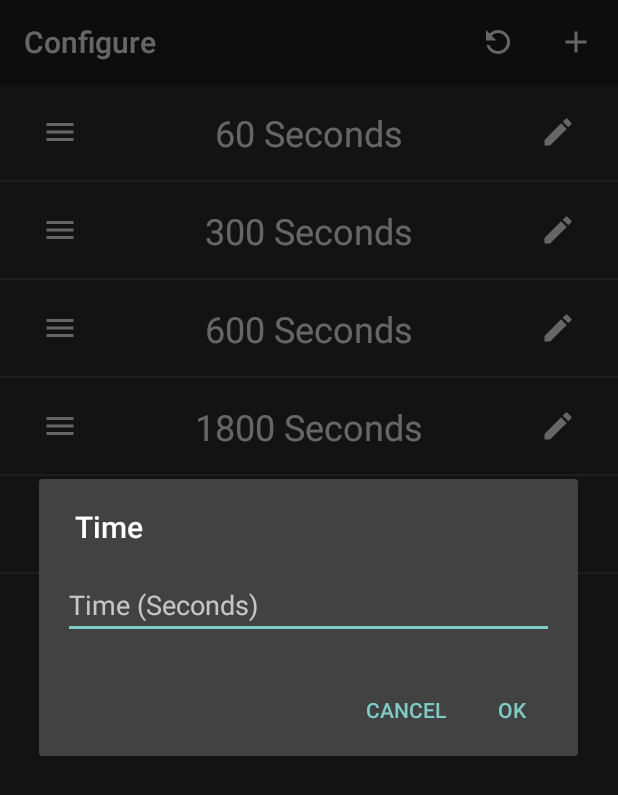
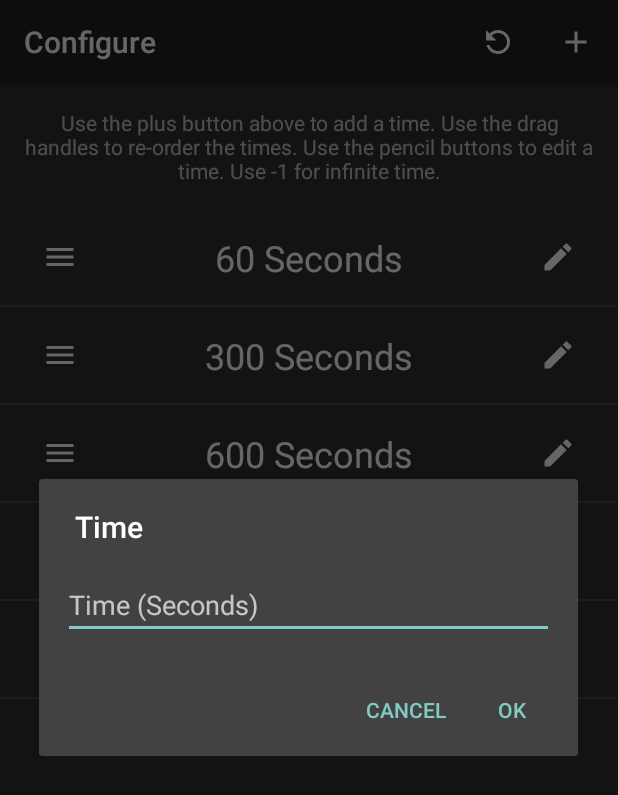
Before and after one commit to pwony/Insomnia, an Android app: the TimesConfigureActivity screen opened directly, with no data from a screen before it, after a tap on "Add Time", on a phone screen of 412 x 824 dp. Shown: the top 795 px of the screen. Run offline under Robolectric (Android 15) with nearby library versions, the phone set to English and light mode, and no system bars.

Commit message:
Fix bug in infinite time and make sure timer stops when changing times

```diff
--- a/app/src/main/java/com/zacharee1/insomnia/App.kt
+++ b/app/src/main/java/com/zacharee1/insomnia/App.kt
@@ -109,6 +109,7 @@ class App : Application(), SharedPreferences.OnSharedPreferenceChangeListener {
         currentState = STATE_OFF
         currentTime = TIME_OFF
 
+        stopCountDown()
         broadcastUpdate()
     }
 
@@ -120,13 +121,12 @@ class App : Application(), SharedPreferences.OnSharedPreferenceChangeListener {
     }
 
     fun setToState(time: Int) {
-        stopCountDown()
-
         setToState(states[time])
     }
 
     fun setToState(state: WakeState?) {
         val newState = state ?: STATE_OFF
+        disable()
         currentTime = getStateIndexByTime(newState.time)
         currentState = newState
 
@@ -148,10 +148,6 @@ class App : Application(), SharedPreferences.OnSharedPreferenceChangeListener {
                 makeCountDown(newState.time)
             }
         }
-    }
-
-    fun setToTime(time: Long) {
-        setToState(getStateIndexByTime(time))
     }
 
     fun getStateIndexByTime(time: Long): Int {
--- a/app/src/main/java/com/zacharee1/insomnia/util/TimeAdapter.kt
+++ b/app/src/main/java/com/zacharee1/insomnia/util/TimeAdapter.kt
@@ -121,7 +121,8 @@ class TimeAdapter(private val context: Context, private val dragCallback: DragCa
             setView(view)
 
             setButton(AlertDialog.BUTTON_POSITIVE, context.resources.getText(android.R.string.ok)) { _, _ ->
-                timeSelectedListener?.newTime(textBox.text.toString().toLong() * 1000)
+                val time = textBox.text.toString().toLong()
+                timeSelectedListener?.newTime(if (time < 0) time else time * 1000)
             }
             setButton(AlertDialog.BUTTON_NEGATIVE, context.resources.getText(android.R.string.cancel)) { _, _ ->
                 cancel()
--- a/app/src/main/res/layout/activity_time_configure.xml
+++ b/app/src/main/res/layout/activity_time_configure.xml
@@ -12,14 +12,31 @@
         android:background="?colorPrimary"
         android:elevation="4dp"
         android:theme="@style/ThemeOverlay.AppCompat.ActionBar"
-        app:popupTheme="@style/ThemeOverlay.AppCompat.Dark" />
+        app:popupTheme="@style/ThemeOverlay.AppCompat.Dark"
+        />
+
+    <TextView
+        android:id="@+id/hint"
+        android:layout_width="match_parent"
+        android:layout_height="wrap_content"
+        android:text="@string/config_hint"
+        android:paddingStart="16dp"
+        android:paddingEnd="16dp"
+        android:layout_marginBottom="16dp"
+        android:layout_marginTop="16dp"
+        android:textAlignment="center"
+        app:layout_constraintVertical_bias="0"
+        app:layout_constraintTop_toBottomOf="@id/toolbar"
+        app:layout_constraintBottom_toTopOf="@id/recycler"
+        />
 
     <android.support.v7.widget.RecyclerView
         android:id="@+id/recycler"
         android:layout_width="match_parent"
         android:layout_height="0dp"
         app:layout_constraintBottom_toBottomOf="parent"
-        app:layout_constraintTop_toBottomOf="@id/toolbar" />
+        app:layout_constraintTop_toBottomOf="@id/hint"
+        />
 
 
 </android.support.constraint.ConstraintLayout>
--- a/app/src/main/res/layout/time_edit_dialog.xml
+++ b/app/src/main/res/layout/time_edit_dialog.xml
@@ -10,6 +10,6 @@
         android:layout_width="match_parent"
         android:layout_height="wrap_content"
         android:hint="@string/time_ms"
-        android:inputType="number" />
+        android:inputType="numberSigned" />
 
 </LinearLayout>
--- a/app/src/main/res/values/strings.xml
+++ b/app/src/main/res/values/strings.xml
@@ -18,6 +18,7 @@
 
     <!-- Messages -->
     <string name="enable_overlay">Please allow Insomnia to draw over other apps.</string>
+    <string name="config_hint">Use the plus button above to add a time. Use the drag handles to re-order the times. Use the pencil buttons to edit a time. Use -1 for infinite time.</string>
 
     <!-- Hints -->
     <string name="time_ms">Time (Seconds)</string>
```
